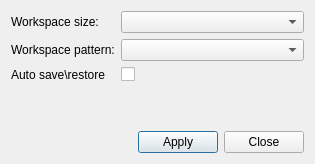
This is settingsdlg.ui in m-garanin/zgui-qt as Qt 5 draws it before an edit. The edited form follows.
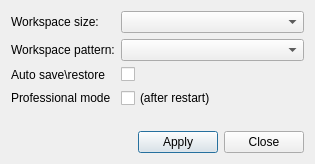
This is the edited form.

Commit message: professional/lite mode

Patch:
```diff
--- a/settingsdlg.ui
+++ b/settingsdlg.ui
@@ -60,9 +60,9 @@
    </item>
    <item row="0" column="0">
     <layout class="QFormLayout" name="formLayout">
-     <item row="0" column="1">
-      <widget class="QComboBox" name="workspaceSizeComboBox"/>
-     </item>
+     <property name="fieldGrowthPolicy">
+      <enum>QFormLayout::AllNonFixedFieldsGrow</enum>
+     </property>
      <item row="0" column="0">
       <widget class="QLabel" name="workspaceSizeLabel">
        <property name="text">
@@ -70,6 +70,9 @@
        </property>
       </widget>
      </item>
+     <item row="0" column="1">
+      <widget class="QComboBox" name="workspaceSizeComboBox"/>
+     </item>
      <item row="1" column="0">
       <widget class="QLabel" name="workspacePatternLabel">
        <property name="text">
@@ -90,6 +93,20 @@
      <item row="2" column="1">
       <widget class="QCheckBox" name="chkAutoSaveRestore"/>
      </item>
+     <item row="3" column="0">
+      <widget class="QLabel" name="label">
+       <property name="text">
+        <string>Professional mode</string>
+       </property>
+      </widget>
+     </item>
+     <item row="3" column="1">
+      <widget class="QCheckBox" name="chkProfMode">
+       <property name="text">
+        <string>(after restart)</string>
+       </property>
+      </widget>
+     </item>
     </layout>
    </item>
   </layout>
```
The commit also changes 5 other files.
